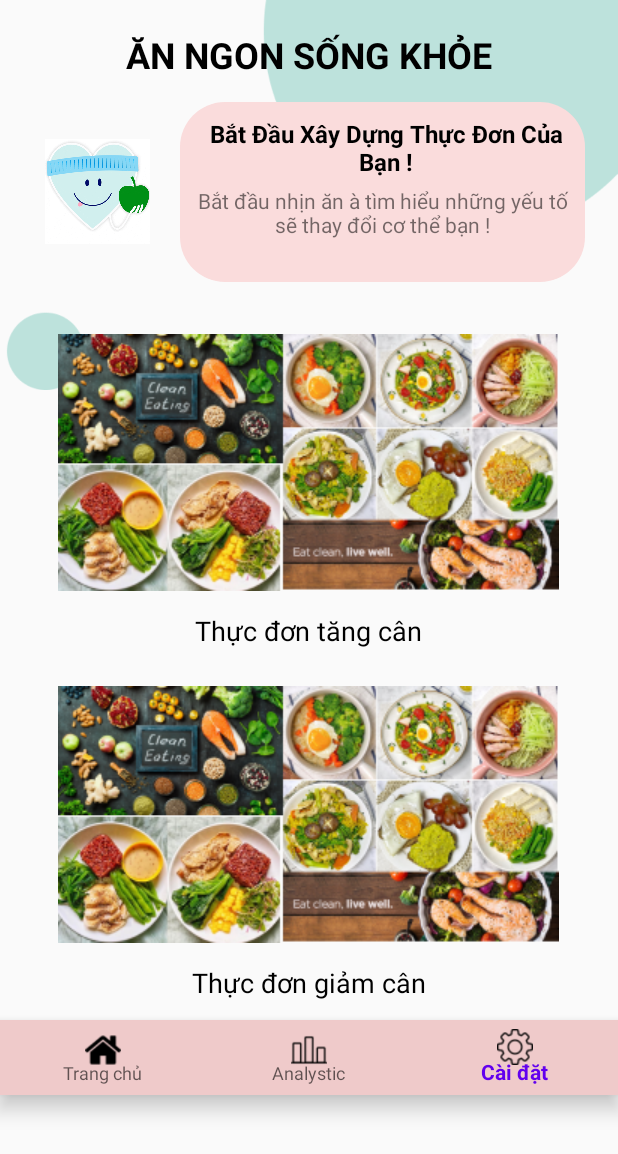
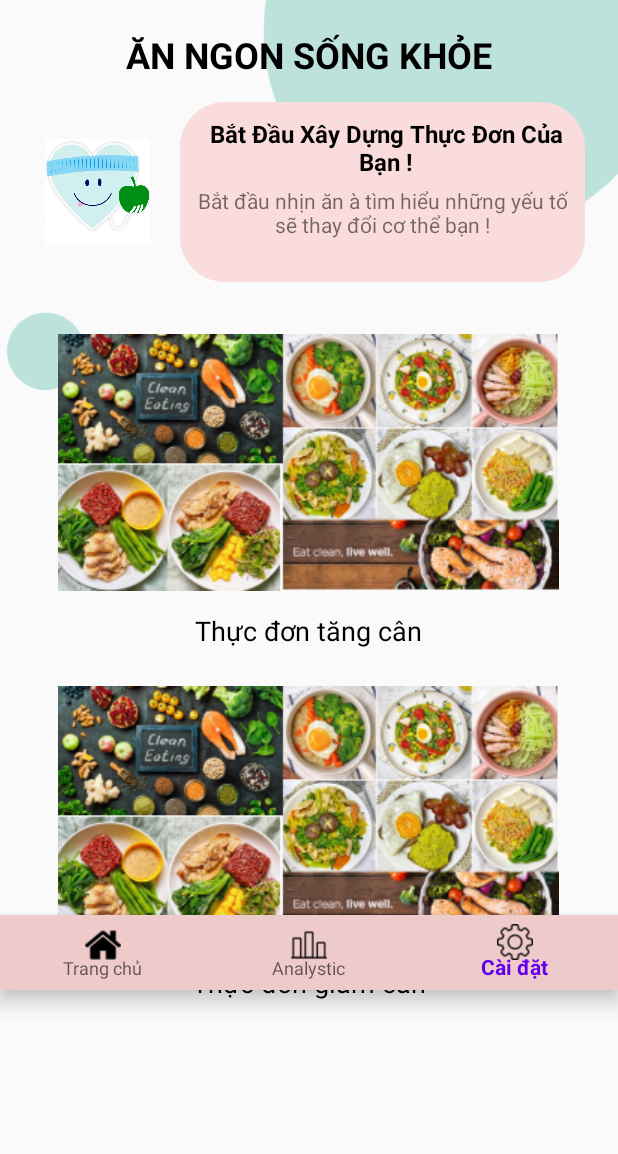
Before and after one commit to nguyenthicamtu-2307/Healthy_app, an Android app: the Activity_Menu screen opened directly, with no data from a screen before it, on a phone screen of 412 x 824 dp. Shown: the top 1154 px of the screen. Run offline under Robolectric (Android 15) with nearby library versions, the phone set to English and light mode, and no system bars; Roboto replaces fonts that are not available here.

Commit message:
ui update

```diff
--- a/app/src/main/res/layout/activity_bmi.xml
+++ b/app/src/main/res/layout/activity_bmi.xml
@@ -16,7 +16,7 @@
             android:layout_height="40dp"
             android:layout_marginLeft="20dp"
             android:layout_marginTop="10dp"
-            android:background="@color/white"
+            android:background="@null"
             android:src="@drawable/back" />
 
         <TextView
--- a/app/src/main/res/layout/activity_home.xml
+++ b/app/src/main/res/layout/activity_home.xml
@@ -78,7 +78,7 @@
             android:id="@+id/nav"
             android:layout_width="match_parent"
             android:layout_height="70dp"
-            android:layout_marginTop="385dp"
+            android:layout_marginTop="315dp"
             android:background="@color/switch_pink"
             android:orientation="horizontal">
 
--- a/app/src/main/res/layout/activity_menu.xml
+++ b/app/src/main/res/layout/activity_menu.xml
@@ -145,6 +145,6 @@
         android:layout_alignParentBottom="true"
         app:menu="@menu/bottom_nav_menu"
         app:itemBackground="@color/backgroud_color"
-        android:layout_marginTop="-10dp"
+        android:layout_marginTop="-80dp"
         app:itemIconTint="@color/black"/>
 </LinearLayout>
```
